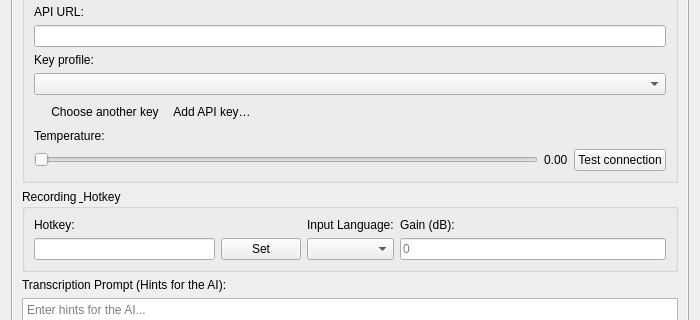
Old version of the form app/resources/main_window.ui in the repository bjspi/WhisperTyper; both pictures show x 0 to 700 and y 118 to 438 of the 700 by 750 pixel window.
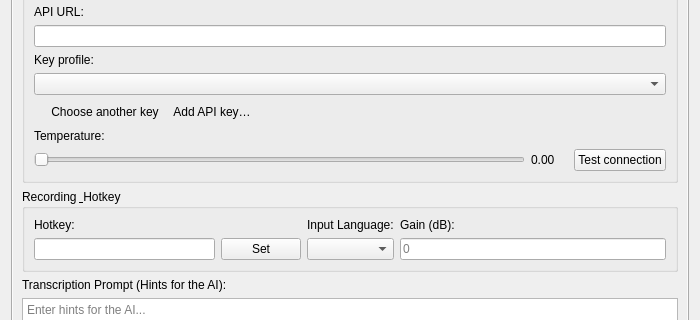
New version of the form.

Commit message:
fix: close the key selector on save and space the test button from the temperature
- The key profile selector for OpenAI/Groq closes on save and starts
  closed; the status line names the key in use. Choosing the key the
  automatic choice would pick anyway is stored as automatic.
- 20 px gap between the temperature value and "Test connection" in both
  API sections.

```diff
--- a/app/resources/main_window.ui
+++ b/app/resources/main_window.ui
@@ -202,6 +202,22 @@
                 </property>
                </widget>
               </item>
+              <item>
+               <spacer name="transcription_temp_test_gap">
+                <property name="orientation">
+                 <enum>Qt::Horizontal</enum>
+                </property>
+                <property name="sizeType">
+                 <enum>QSizePolicy::Fixed</enum>
+                </property>
+                <property name="sizeHint" stdset="0">
+                 <size>
+                  <width>13</width>
+                  <height>20</height>
+                 </size>
+                </property>
+               </spacer>
+              </item>
               <item>
                <widget class="QPushButton" name="test_transcription_api_button">
                 <property name="text">
```
Left out of the diff: 16 changed lines with no effect on the pictures. The commit also changes 2 other files.
